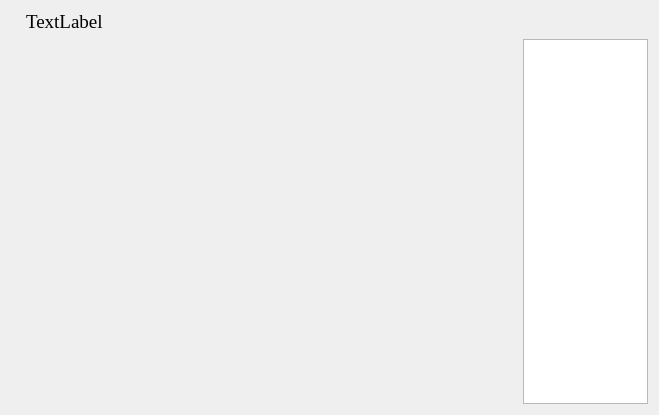
Old version of the form src/controlcenterdialog.ui in the repository boussouira/moltaqa.
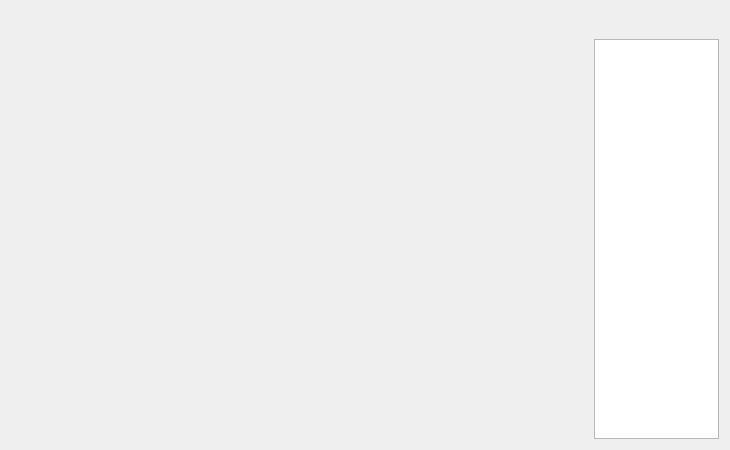
New version of the form.

```diff
--- a/src/controlcenterdialog.ui
+++ b/src/controlcenterdialog.ui
@@ -6,8 +6,8 @@
    <rect>
     <x>0</x>
     <y>0</y>
-    <width>659</width>
-    <height>415</height>
+    <width>730</width>
+    <height>450</height>
    </rect>
   </property>
   <property name="windowTitle">
@@ -71,7 +71,7 @@
       </font>
      </property>
      <property name="text">
-      <string>TextLabel</string>
+      <string/>
      </property>
      <property name="indent">
       <number>15</number>
```
